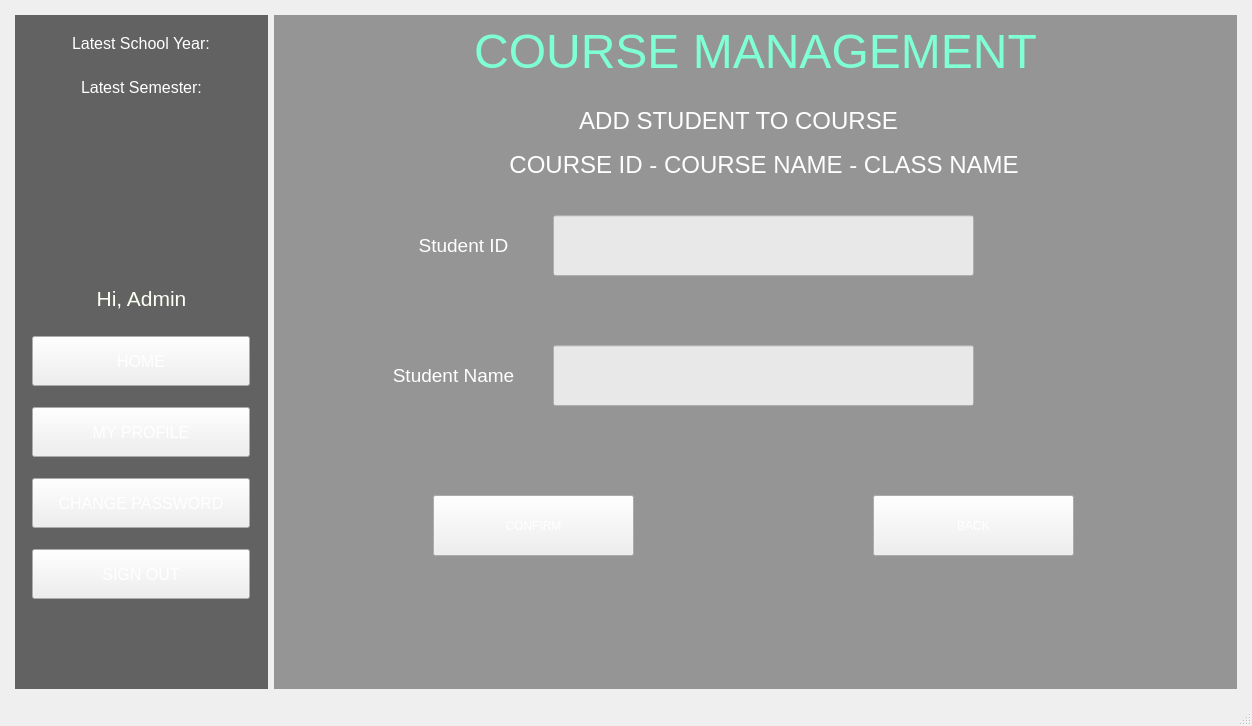
First picture: the form in StudentManagementSystem/mainwindow.ui, repository BuhDuy256/Student-Management-GROUP6-KTLT-23CLC03, before the edit.
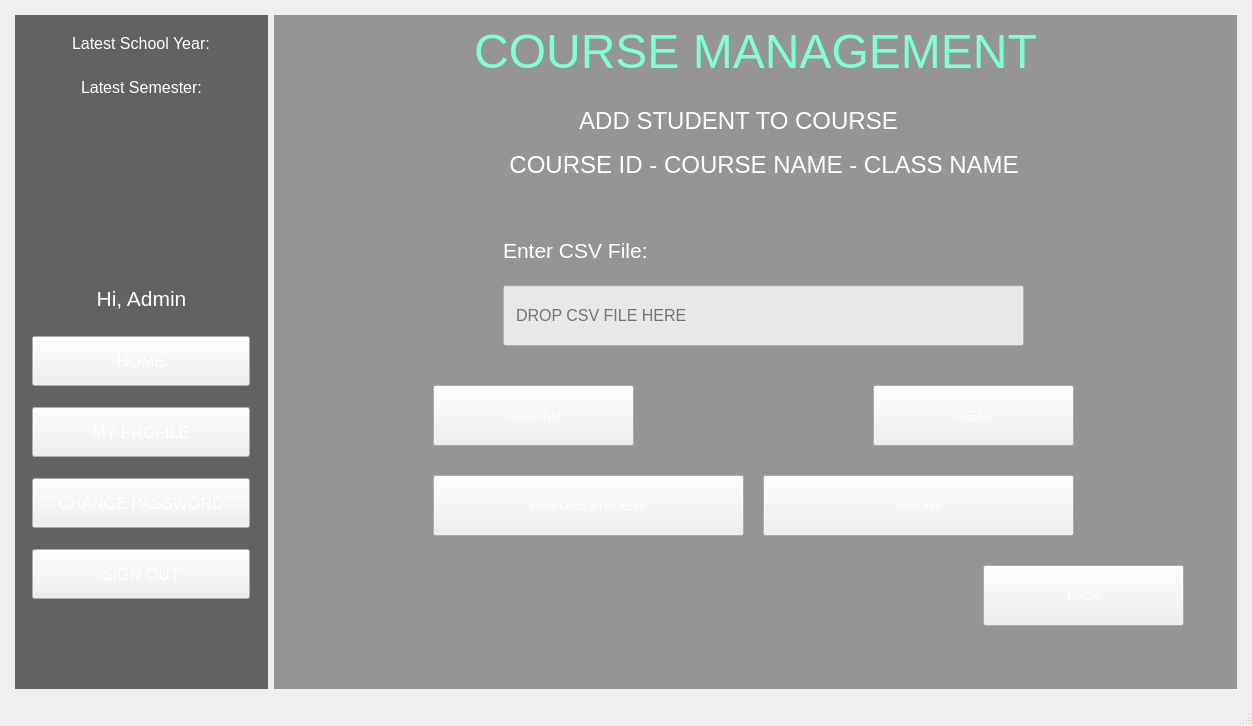
Second picture: the form after the edit. The open tabs and pages were chosen to show the change. Icons and pictures are not drawn.

Commit message: complete all import features

```diff
--- a/StudentManagementSystem/mainwindow.ui
+++ b/StudentManagementSystem/mainwindow.ui
@@ -6422,80 +6422,6 @@
                  <set>Qt::AlignCenter</set>
                 </property>
                </widget>
-               <widget class="QLineEdit" name="txt_studentID">
-                <property name="geometry">
-                 <rect>
-                  <x>270</x>
-                  <y>130</y>
-                  <width>421</width>
-                  <height>61</height>
-                 </rect>
-                </property>
-                <property name="styleSheet">
-                 <string notr="true">padding-left: 10px;</string>
-                </property>
-               </widget>
-               <widget class="QLineEdit" name="txt_studentName">
-                <property name="geometry">
-                 <rect>
-                  <x>270</x>
-                  <y>260</y>
-                  <width>421</width>
-                  <height>61</height>
-                 </rect>
-                </property>
-                <property name="styleSheet">
-                 <string notr="true">padding-left: 10px;</string>
-                </property>
-               </widget>
-               <widget class="QLabel" name="lb_studentID">
-                <property name="geometry">
-                 <rect>
-                  <x>120</x>
-                  <y>140</y>
-                  <width>121</width>
-                  <height>41</height>
-                 </rect>
-                </property>
-                <property name="font">
-                 <font>
-                  <pointsize>14</pointsize>
-                 </font>
-                </property>
-                <property name="styleSheet">
-                 <string notr="true">color: white;</string>
-                </property>
-                <property name="text">
-                 <string>Student ID</string>
-                </property>
-                <property name="alignment">
-                 <set>Qt::AlignCenter</set>
-                </property>
-               </widget>
-               <widget class="QLabel" name="lb_studentName">
-                <property name="geometry">
-                 <rect>
-                  <x>90</x>
-                  <y>270</y>
-                  <width>161</width>
-                  <height>41</height>
-                 </rect>
-                </property>
-                <property name="font">
-                 <font>
-                  <pointsize>14</pointsize>
-                 </font>
-                </property>
-                <property name="styleSheet">
-                 <string notr="true">color: white;</string>
-                </property>
-                <property name="text">
-                 <string>Student Name</string>
-                </property>
-                <property name="alignment">
-                 <set>Qt::AlignCenter</set>
-                </property>
-               </widget>
                <widget class="QLabel" name="lb_courseData">
                 <property name="geometry">
                  <rect>
@@ -6526,24 +6452,11 @@
                  <set>Qt::AlignCenter</set>
                 </property>
                </widget>
-               <widget class="QPushButton" name="button_confirm_9">
-                <property name="geometry">
-                 <rect>
-                  <x>150</x>
-                  <y>410</y>
-                  <width>201</width>
-                  <height>61</height>
-                 </rect>
-                </property>
-                <property name="text">
-                 <string>CONFIRM</string>
-                </property>
-               </widget>
                <widget class="QPushButton" name="button_back_15">
                 <property name="geometry">
                  <rect>
-                  <x>590</x>
-                  <y>410</y>
+                  <x>700</x>
+                  <y>480</y>
                   <width>201</width>
                   <height>61</height>
                  </rect>
@@ -6552,6 +6465,234 @@
                  <string>BACK</string>
                 </property>
                </widget>
+               <widget class="QStackedWidget" name="stackedWidget_6">
+                <property name="geometry">
+                 <rect>
+                  <x>120</x>
+                  <y>110</y>
+                  <width>721</width>
+                  <height>271</height>
+                 </rect>
+                </property>
+                <property name="currentIndex">
+                 <number>1</number>
+                </property>
+                <widget class="QWidget" name="page_9">
+                 <widget class="QLabel" name="lb_studentID">
+                  <property name="geometry">
+                   <rect>
+                    <x>80</x>
+                    <y>30</y>
+                    <width>121</width>
+                    <height>41</height>
+                   </rect>
+                  </property>
+                  <property name="font">
+                   <font>
+                    <pointsize>14</pointsize>
+                   </font>
+                  </property>
+                  <property name="styleSheet">
+                   <string notr="true">color: white;</string>
+                  </property>
+                  <property name="text">
+                   <string>Student ID</string>
+                  </property>
+                  <property name="alignment">
+                   <set>Qt::AlignCenter</set>
+                  </property>
+                 </widget>
+                 <widget class="QLineEdit" name="txt_studentID">
+                  <property name="geometry">
+                   <rect>
+                    <x>250</x>
+                    <y>20</y>
+                    <width>421</width>
+                    <height>61</height>
+                   </rect>
+                  </property>
+                  <property name="styleSheet">
+                   <string notr="true">padding-left: 10px;</string>
+                  </property>
+                 </widget>
+                 <widget class="QLabel" name="lb_studentName">
+                  <property name="geometry">
+                   <rect>
+                    <x>50</x>
+                    <y>110</y>
+                    <width>161</width>
+                    <height>41</height>
+                   </rect>
+                  </property>
+                  <property name="font">
+                   <font>
+                    <pointsize>14</pointsize>
+                   </font>
+                  </property>
+                  <property name="styleSheet">
+                   <string notr="true">color: white;</string>
+                  </property>
+                  <property name="text">
+                   <string>Student Name</string>
+                  </property>
+                  <property name="alignment">
+                   <set>Qt::AlignCenter</set>
+                  </property>
+                 </widget>
+                 <widget class="QPushButton" name="button_confirm_9">
+                  <property name="geometry">
+                   <rect>
+                    <x>30</x>
+                    <y>190</y>
+                    <width>201</width>
+                    <height>61</height>
+                   </rect>
+                  </property>
+                  <property name="text">
+                   <string>CONFIRM</string>
+                  </property>
+                 </widget>
+                 <widget class="QLineEdit" name="txt_studentName">
+                  <property name="geometry">
+                   <rect>
+                    <x>250</x>
+                    <y>100</y>
+                    <width>421</width>
+                    <height>61</height>
+                   </rect>
+                  </property>
+                  <property name="styleSheet">
+                   <string notr="true">padding-left: 10px;</string>
+                  </property>
+                 </widget>
+                 <widget class="QPushButton" name="button_clear">
+                  <property name="geometry">
+                   <rect>
+                    <x>470</x>
+                    <y>190</y>
+                    <width>201</width>
+                    <height>61</height>
+                   </rect>
+                  </property>
+                  <property name="text">
+                   <string>CLEAR</string>
+                  </property>
+                 </widget>
+                </widget>
+                <widget class="QWidget" name="page_10">
+                 <widget class="QLabel" name="lb_enterPath_2">
+                  <property name="geometry">
+                   <rect>
+                    <x>100</x>
+                    <y>40</y>
+                    <width>445</width>
+                    <height>31</height>
+                   </rect>
+                  </property>
+                  <property name="maximumSize">
+                   <size>
+                    <width>16777215</width>
+                    <height>45</height>
+                   </size>
+                  </property>
+                  <property name="font">
+                   <font>
+                    <pointsize>16</pointsize>
+                   </font>
+                  </property>
+                  <property name="styleSheet">
+                   <string notr="true">color:white;</string>
+                  </property>
+                  <property name="text">
+                   <string>Enter CSV File:</string>
+                  </property>
+                 </widget>
+                 <widget class="QLineEdit" name="txt_path_2">
+                  <property name="geometry">
+                   <rect>
+                    <x>100</x>
+                    <y>90</y>
+                    <width>521</width>
+                    <height>61</height>
+                   </rect>
+                  </property>
+                  <property name="minimumSize">
+                   <size>
+                    <width>0</width>
+                    <height>45</height>
+                   </size>
+                  </property>
+                  <property name="font">
+                   <font>
+                    <pointsize>12</pointsize>
+                   </font>
+                  </property>
+                  <property name="styleSheet">
+                   <string notr="true">color: #000000;
+background-color: rgba(255,255,255,200);
+padding: 10px;</string>
+                  </property>
+                  <property name="dragEnabled">
+                   <bool>true</bool>
+                  </property>
+                  <property name="placeholderText">
+                   <string>DROP CSV FILE HERE</string>
+                  </property>
+                 </widget>
+                 <widget class="QPushButton" name="button_confirm_12">
+                  <property name="geometry">
+                   <rect>
+                    <x>30</x>
+                    <y>190</y>
+                    <width>201</width>
+                    <height>61</height>
+                   </rect>
+                  </property>
+                  <property name="text">
+                   <string>CONFIRM</string>
+                  </property>
+                 </widget>
+                 <widget class="QPushButton" name="button_clear_2">
+                  <property name="geometry">
+                   <rect>
+                    <x>470</x>
+                    <y>190</y>
+                    <width>201</width>
+                    <height>61</height>
+                   </rect>
+                  </property>
+                  <property name="text">
+                   <string>CLEAR</string>
+                  </property>
+                 </widget>
+                </widget>
+               </widget>
+               <widget class="QPushButton" name="button_addOne_2">
+                <property name="geometry">
+                 <rect>
+                  <x>150</x>
+                  <y>390</y>
+                  <width>311</width>
+                  <height>61</height>
+                 </rect>
+                </property>
+                <property name="text">
+                 <string>ADD ONE STUDENT</string>
+                </property>
+               </widget>
+               <widget class="QPushButton" name="button_import_2">
+                <property name="geometry">
+                 <rect>
+                  <x>480</x>
+                  <y>390</y>
+                  <width>311</width>
+                  <height>61</height>
+                 </rect>
+                </property>
+                <property name="text">
+                 <string>IMPORT</string>
+                </property>
+               </widget>
               </widget>
               <widget class="QWidget" name="page_6">
                <widget class="QLabel" name="label_4">
```
Left out of the diff: 62 changed lines with no effect on the pictures. The commit also changes 12 other files.
